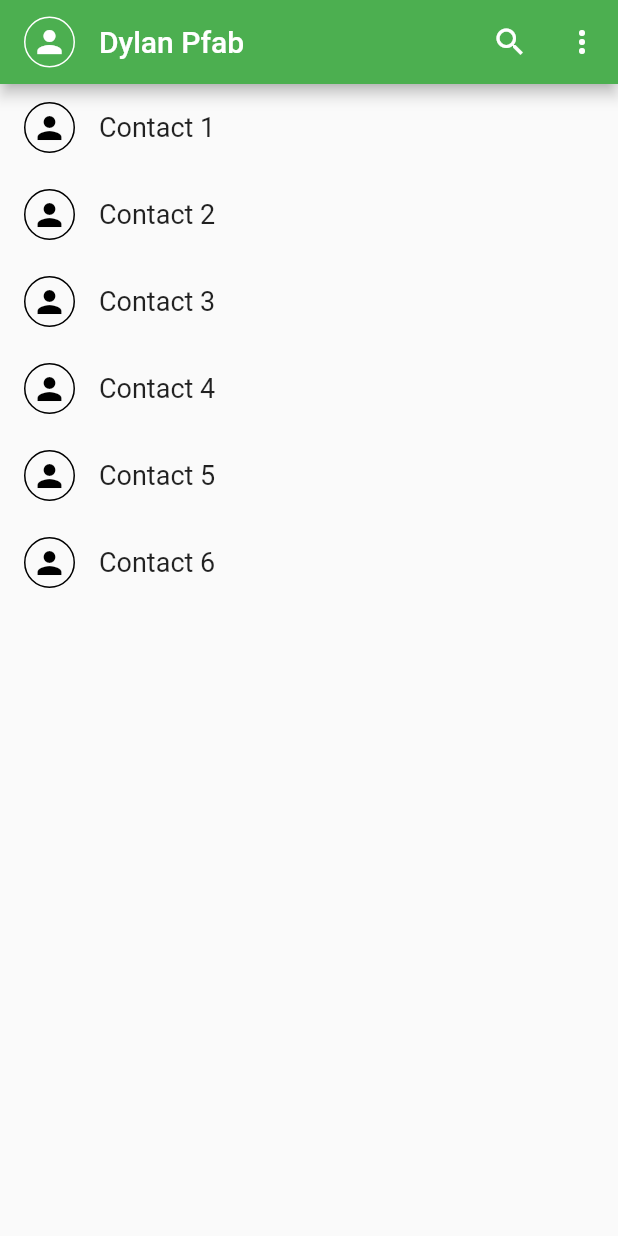
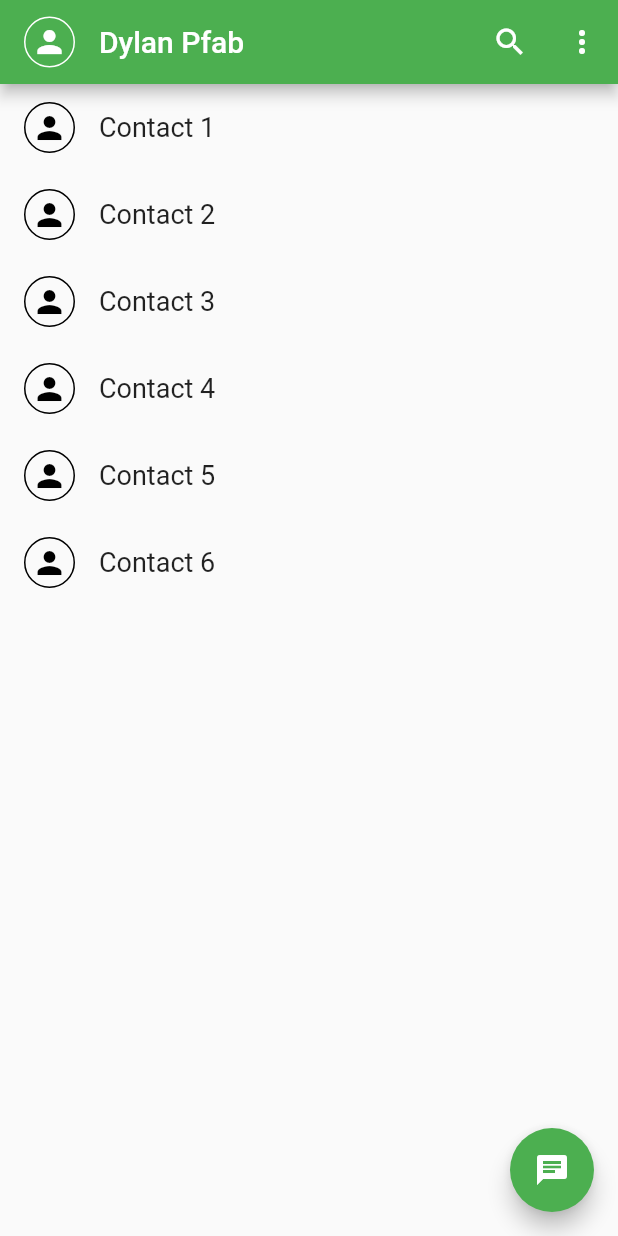
Before and after one commit to COS301-SE-2021/Atbash, a Flutter app: the MainScreen screen opened directly, on a phone screen of 412 x 824 dp. Run offline on Flutter 3.47's test engine with Material 2 defaults, Android fonts, the phone set to English and light mode, and no system bars; our stand-ins replace image_picker.

Commit message:
Added FloatingActionButton for NewChat to MainScreen

```diff
--- a/mobile/lib/MainScreen.dart
+++ b/mobile/lib/MainScreen.dart
@@ -22,6 +22,12 @@ class MainScreen extends StatelessWidget {
       appBar: MainScreenAppBar(context),
       body: ListView(
         children: _buildChatList(),
+      ),
+      floatingActionButton: FloatingActionButton(
+        child: Icon(Icons.chat),
+        onPressed: () {
+          print("FAB pressed");
+        },
       ),
     );
   }
```
